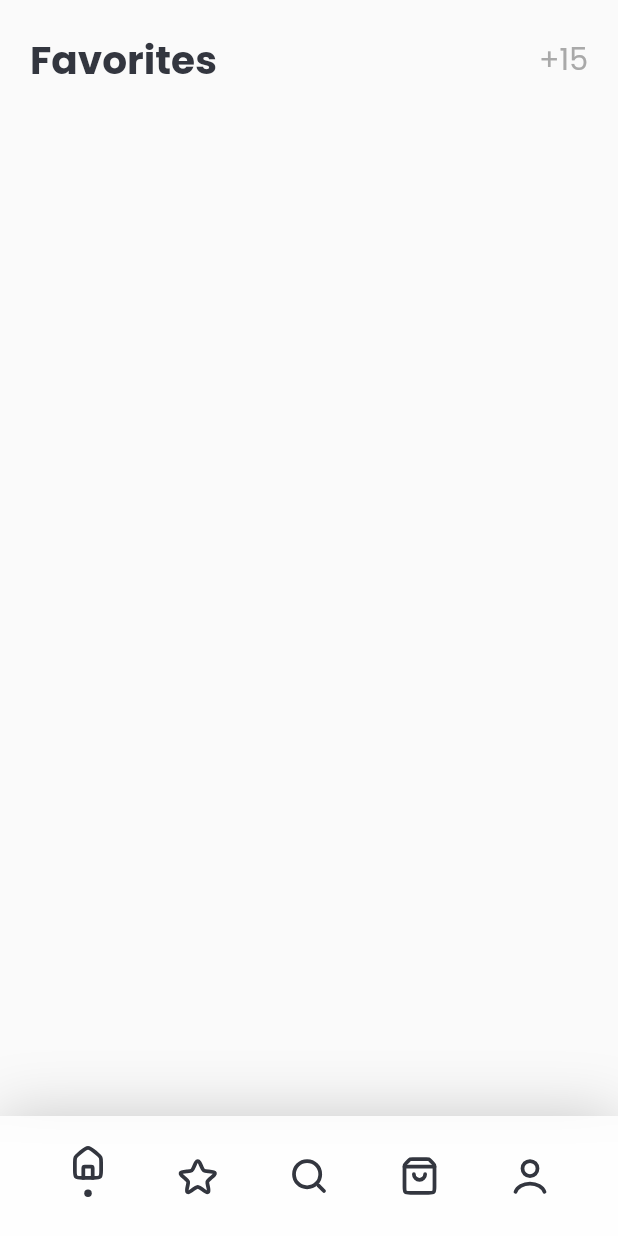
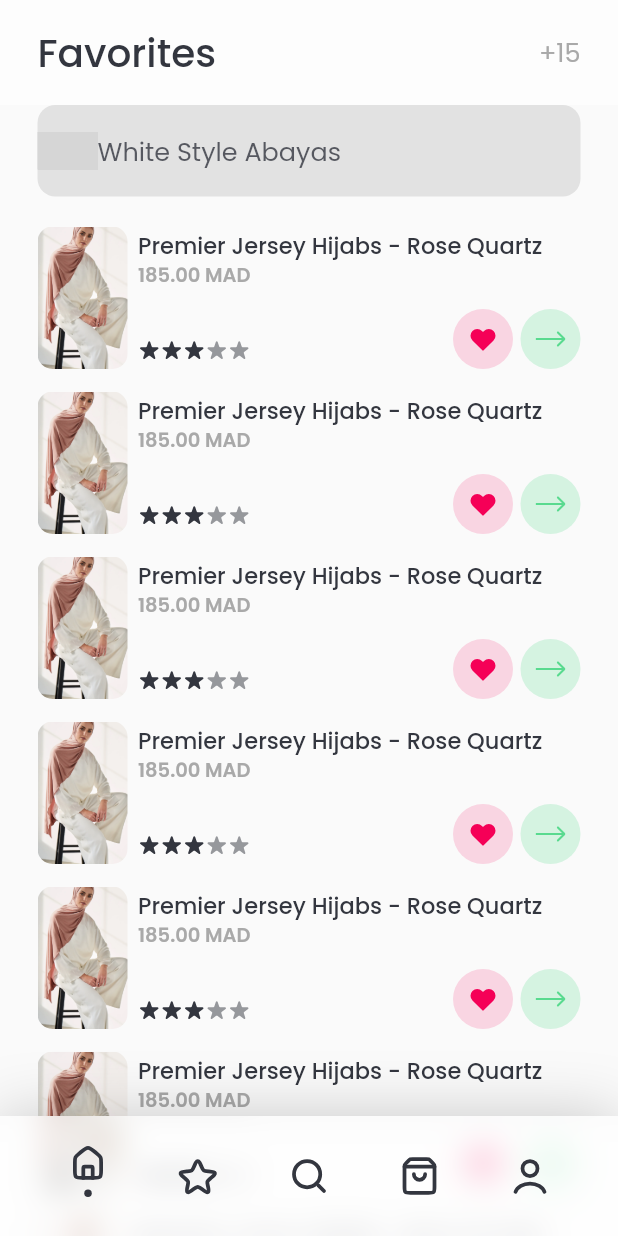
Before and after one commit to Omar-IDOUDAOUD/aissam-store-old, a Flutter app: the screen it shows after launch, swiped to page 2, on a phone screen of 412 x 824 dp. Run offline on Flutter 3.47's test engine with Material 2 defaults, Android fonts, the phone set to English and light mode, and no system bars; our stand-ins replace flutter_svg, get; project files that could hold a hidden picture were left out; grey boxes are pictures that could not be loaded.

Commit message:
finish favorites tab

```diff
--- a/lib/view/home/tabs/favorites/favorites.dart
+++ b/lib/view/home/tabs/favorites/favorites.dart
@@ -1,84 +1,133 @@
 import 'package:aissam_store/core/constants/colors.dart';
-import 'package:aissam_store/view/home/tabs/widgets/product_card.dart';
+import 'package:aissam_store/view/home/tabs/favorites/widgets/favorite_card.dart';
+import 'package:aissam_store/view/home/tabs/widgets/header_scroll_up_blur.dart';
+import 'package:aissam_store/view/public/text_field.dart';
 import 'package:flutter/cupertino.dart';
-import 'package:flutter_svg/flutter_svg.dart';
+import 'package:flutter/material.dart';
 import 'package:get/get.dart';
 
-class FavoritesTab extends StatelessWidget {
-  FavoritesTab({Key? key}) : super(key: key);
+class _HeaderDelegate extends SliverPersistentHeaderDelegate {
+  const _HeaderDelegate(
+      {required this.scrollController,
+      required this.notifier,
+      this.fixedExtent = 70});
+  final ScrollController scrollController;
+  final ValueNotifier<double?> notifier;
+  final double fixedExtent;
 
-  final List<Map> _items = [
-    {
-      'img': 'assets/images/image_1 1x.png',
-      'title': 'Premier Jersey Hijabs - Rose',
-      'price': 158.00,
-      'is_hot': true,
-      'colors_number': 23,
-    },
-    {
-      'img': 'assets/images/image_2.png',
-      'title': 'Modest Dress Pomegranate',
-      'price': 205.00,
-      'is_hot': false,
-      'colors_number': 4,
-    },
-    {
-      'img': 'assets/images/image_3.png',
-      'title': 'Recycle .... Chifone',
-      'price': 205.00,
-      'is_hot': false,
-      'colors_number': 11,
-    },
-  ];
+  double get _getScrollOffset =>
+      scrollController.hasClients ? scrollController.offset : 0;
 
   @override
-  Widget build(BuildContext context) {
-    return ListView(
-      padding: const EdgeInsets.only(top: 20, bottom: 90),
-      children: [
-        _paddedWidget(
-          Row(
+  Widget build(
+      BuildContext context, double shrinkOffset, bool overlapsContent) {
+    return ValueListenableBuilder<double?>(
+      valueListenable: notifier,
+      builder: (context, v, c) {
+        return HeaderWithScrollUpBlur(
+          padding: EdgeInsets.symmetric(horizontal: 25),
+          elevation: ((v ?? fixedExtent - shrinkOffset) / fixedExtent),
+          child: Row(
             children: [
               Text(
                 'Favorites',
                 style: Get.textTheme.headlineLarge!
-                    .copyWith(fontWeight: FontWeight.bold),
+                    .copyWith(fontWeight: FontWeight.w500),
               ),
               const Spacer(),
               Text(
                 '+15',
-                style: Get.textTheme.headlineMedium!
+                style: Get.textTheme.headlineSmall!
                     .copyWith(color: CstColors.b, fontWeight: FontWeight.w400),
               ),
             ],
           ),
-        ),
-      ],
+        );
+      },
     );
   }
 
-  Widget _paddedWidget(Widget child) {
-    return Padding(
-      padding: const EdgeInsets.symmetric(horizontal: 20.0),
-      child: child,
-    );
+  @override
+  // TODO: implement maxExtent
+  double get maxExtent => fixedExtent;
+
+  @override
+  // TODO: implement minExtent
+  double get minExtent => fixedExtent;
+
+  @override
+  bool shouldRebuild(covariant SliverPersistentHeaderDelegate oldDelegate) {
+    // TODO: implement shouldRebuild
+    return true;
+  }
+}
+
+class FavoritesTab extends StatefulWidget {
+  FavoritesTab({Key? key}) : super(key: key);
+
+  @override
+  State<FavoritesTab> createState() => _FavoritesTabState();
+}
+
+class _FavoritesTabState extends State<FavoritesTab> {
+  late final ScrollController _scrollController;
+  ValueNotifier<double?> _scrollHeaderNotifier = ValueNotifier(0); //
+  static const double _fixHeaderExtent = 70;
+
+  @override
+  void initState() {
+    super.initState();
+    // TODO: implement initState
+    _scrollController = ScrollController(initialScrollOffset: 0)
+      ..addListener(() {
+        if (_scrollController.offset <= _fixHeaderExtent &&
+            _scrollController.offset >= 0) {
+          _scrollHeaderNotifier.value = _scrollController.offset;
+        } else if (_scrollHeaderNotifier.value != null) {
+          _scrollHeaderNotifier.value = null;
+        }
+      });
   }
 
-  Widget _listTitle(String title, String subTitle) {
-    return _paddedWidget(
-      Row(
-        children: [
-          Text(
-            title,
-            style: Get.textTheme.headlineMedium,
+  @override
+  void dispose() {
+    // TODO: implement dispose
+    _scrollController.dispose();
+    super.dispose();
+  }
+
+  @override
+  Widget build(BuildContext context) {
+    return CustomScrollView(
+      // padding: ,
+      controller: _scrollController,
+      slivers: [
+        SliverPersistentHeader(
+          floating: true,
+          pinned: false,
+          delegate: _HeaderDelegate(
+            scrollController: _scrollController,
+            notifier: _scrollHeaderNotifier,
+            fixedExtent: _fixHeaderExtent,
           ),
-          const Spacer(),
-          Text(
-            subTitle,
-            style: Get.textTheme.headlineMedium,
+        ),
+        SliverPadding(
+          padding: EdgeInsets.symmetric(horizontal: 25),
+          sliver: SliverToBoxAdapter(
+            child: CustomTextField(),
           ),
-        ],
-      ),
+        ),
+        SliverPadding(
+          padding: EdgeInsets.symmetric(horizontal: 25, vertical: 20),
+          sliver: SliverList.separated(
+            itemCount: 20,
+            separatorBuilder: (_, i) => SizedBox(
+              height: 15,
+            ),
+            itemBuilder: (_, i) => FavoriteCard(),
+          ),
+        ),
+      ],
     );
   }
 
--- /dev/null
+++ b/lib/view/home/tabs/favorites/widgets/favorite_card.dart
@@ -0,0 +1,130 @@
+import 'package:aissam_store/core/constants/colors.dart';
+import 'package:flutter/material.dart';
+import 'package:flutter_svg/svg.dart';
+import 'package:get/get.dart';
+
+class FavoriteCard extends StatefulWidget {
+  const FavoriteCard({super.key});
+
+  @override
+  State<FavoriteCard> createState() => _FavoriteCardState();
+}
+
+class _FavoriteCardState extends State<FavoriteCard> {
+  @override
+  Widget build(BuildContext context) {
+    return SizedBox(
+      height: 95,
+      child: Row(
+        children: [
+          SizedBox(
+            width: 60,
+            child: ClipRRect(
+              borderRadius: BorderRadius.circular(10),
+              child: Image.asset(
+                'assets/images/image_1 1x.png',
+                fit: BoxFit.cover,
+              ),
+            ),
+          ),
+          SizedBox(
+            width: 7,
+          ),
+          Expanded(
+            child: Stack(
+              fit: StackFit.expand,
+              children: [
+                Padding(
+                  padding: const EdgeInsets.symmetric(vertical: 5),
+                  child: Column(
+                    crossAxisAlignment: CrossAxisAlignment.start,
+                    children: [
+                      Text(
+                        'Premier Jersey Hijabs - Rose Quartz',
+                        style: Get.textTheme.bodyLarge!
+                            .copyWith(color: CstColors.a, height: 1.2),
+                      ),
+                      Text(
+                        '185.00 MAD',
+                        style: Get.textTheme.bodyMedium!.copyWith(
+                          color: CstColors.b,
+                          fontWeight: FontWeight.w600,
+                        ),
+                      ),
+                      Spacer(),
+                      Row(
+                        children:
+                            List.generate(5, (index) => _getStar(index <= 2)),
+                      ),
+                    ],
+                  ),
+                ),
+                Positioned(
+                  bottom: 0,
+                  right: 0,
+                  child: _CircleButton(
+                    color: Colors.greenAccent[700]!,
+                    iconPath: 'assets/icons/arrow_right_shorter.svg',
+                  ),
+                ),
+                Positioned(
+                  bottom: 0,
+                  right: 45,
+                  child: _CircleButton(
+                    color: Colors.pinkAccent[400]!,
+                    iconPath: 'assets/icons/ic_fluent_heart_24_filled.svg',
+                    onpressedIconPath: 'assets/icons/favorite.svg',
+                  ),
+                ),
+              ],
+            ),
+          ),
+        ],
+      ),
+    );
+  }
+
+  Widget _getStar(bool fill) => SvgPicture.asset(
+        'assets/icons/preview_star.svg',
+        color: fill ? CstColors.a : CstColors.a.withOpacity(.5),
+        height: 15,
+      );
+}
+
+class _CircleButton extends StatefulWidget {
+  const _CircleButton(
+      {super.key,
+      required this.iconPath,
+      required this.color,
+      this.onpressedIconPath});
+  final String iconPath;
+  final Color color;
+  final String? onpressedIconPath;
+
+  @override
+  State<_CircleButton> createState() => _CircleButtonState();
+}
+
+class _CircleButtonState extends State<_CircleButton> {
+  bool _pressed = false;
+  @override
+  Widget build(BuildContext context) {
+    return GestureDetector(
+      onTap: () {
+        if (widget.onpressedIconPath == null) return;
+        setState(() {
+          _pressed = !_pressed;
+        });
+      },
+      child: CircleAvatar(
+        radius: 20,
+        backgroundColor: widget.color.withOpacity(.15),
+        child: SvgPicture.asset(
+          _pressed ? widget.onpressedIconPath! : widget.iconPath,
+          color: widget.color,
+          width: 20,
+        ),
+      ),
+    );
+  }
+}
--- /dev/null
+++ b/lib/view/home/tabs/widgets/header_scroll_up_blur.dart
@@ -0,0 +1,51 @@
+import 'dart:ui';
+
+import 'package:flutter/material.dart';
+
+class HeaderWithScrollUpBlur extends StatefulWidget {
+  const HeaderWithScrollUpBlur({
+    super.key,
+    required this.padding,
+    // required this.blurSigma,
+    required this.elevation,
+    required this.child,
+    // this.minExtent ,
+  });
+  final EdgeInsets padding;
+  // final double blurSigma;
+  final double elevation;
+  final Widget child;
+  // final double? minExtent;
+
+  @override
+  State<HeaderWithScrollUpBlur> createState() => _HeaderWithScrollUpBlurState();
+}
+
+class _HeaderWithScrollUpBlurState extends State<HeaderWithScrollUpBlur> {
+  @override
+  Widget build(BuildContext context) {
+    return Container(
+      padding: widget.padding,
+      clipBehavior: Clip.antiAlias,
+      decoration: BoxDecoration(
+        color: Colors.white.withOpacity(.6),
+        boxShadow: [
+          BoxShadow(
+            color: Colors.black54.withOpacity(widget.elevation * 0.2),
+            blurRadius: 35,
+            offset: Offset(0, 0),
+            blurStyle: BlurStyle.outer,
+          )
+        ],
+      ),
+      child: BackdropFilter(
+        filter: ImageFilter.blur(
+          sigmaX: _getSigmaValue,
+          sigmaY: _getSigmaValue,
+        ),
+        child: SizedBox.expand(child: widget.child),
+      ),
+    );
+  }
+  double get _getSigmaValue => widget.elevation == 0 ? 0 : 10;
+}
--- a/lib/view/product_dets/add_to_cart/proceed_to_checkout_button.dart
+++ b/lib/view/product_dets/add_to_cart/proceed_to_checkout_button.dart
@@ -91,11 +91,10 @@ class _ProceedToCheckoutButtonState extends State<ProceedToCheckoutButton> {
                               ),
                             ],
                           ),
-                          // uncomment this:
-                          // SvgPicture.asset(
-                          //   'assets/icons/arrow_right.svg',
-                          //   color: Colors.white,
-                          // )
+                          SvgPicture.asset(
+                            'assets/icons/arrow_right.svg',
+                            color: Colors.white,
+                          )
                         ],
                       ),
                     ),
--- /dev/null
+++ b/lib/view/public/text_field.dart
@@ -0,0 +1,72 @@
+import 'package:aissam_store/core/constants/colors.dart';
+import 'package:flutter/material.dart';
+import 'package:flutter_svg/svg.dart';
+import 'package:get/get.dart';
+
+class CustomTextField extends StatefulWidget {
+  const CustomTextField({super.key});
+
+  @override
+  State<CustomTextField> createState() => _CustomTextFieldState();
+}
+
+class _CustomTextFieldState extends State<CustomTextField> {
+  // late FocusNode myFocusNode;
+
+  // @override
+  // void initState() {
+  //   super.initState();
+
+  //   myFocusNode = FocusNode();
+  // }
+
+  // @override
+  // void dispose() {
+  //   // Clean up the focus node when the Form is disposed.
+  //   myFocusNode.dispose();
+
+  //   super.dispose();
+  // }
+
+  @override
+  Widget build(BuildContext context) {
+    return TextField(
+      style: Get.textTheme.headlineSmall!.copyWith(
+        color: CstColors.a,
+        fontWeight: FontWeight.w400,
+        height: 1.6,
+      ),
+      decoration: InputDecoration(
+        hintStyle: Get.textTheme.headlineSmall!.copyWith(
+          color: CstColors.a.withOpacity(.8),
+          fontWeight: FontWeight.w400,
+          height: 1.6,
+        ),
+        contentPadding: EdgeInsets.all(17),
+        hintText: 'White Style Abayas',
+        filled: true,
+        fillColor: CstColors.b.withOpacity(.3),
+        prefixIcon: SvgPicture.asset(
+          'assets/icons/search_small.svg',
+          height: 25,
+          width: 25,
+          fit: BoxFit.scaleDown,
+          alignment: Alignment.center,
+          color: CstColors.b,
+        ),
+        prefixIconConstraints: BoxConstraints(
+          // maxHeight: 50,
+          minWidth: 40,
+        ),
+        focusedBorder: OutlineInputBorder(
+          borderRadius: BorderRadius.circular(12),
+          borderSide: BorderSide(color: CstColors.b.withOpacity(.5), width: 4),
+        ),
+        border: OutlineInputBorder(
+          borderSide: BorderSide.none,
+          borderRadius: BorderRadius.circular(12),
+        ),
+      ),
+    );
+  }
+}
```
Also changed, not shown: assets/icons/search.svg, assets/icons/search_small.svg.
